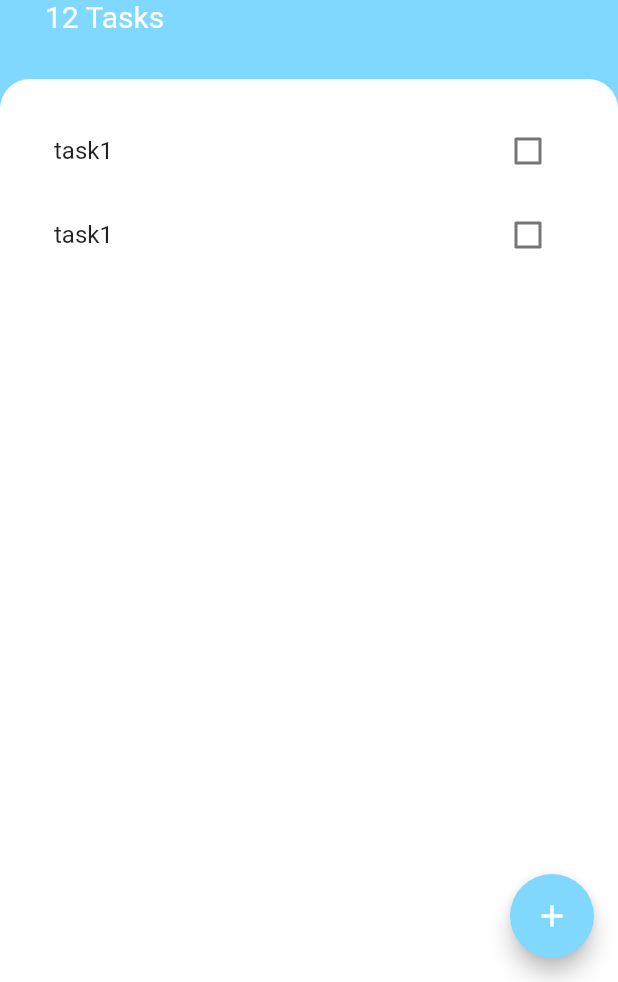
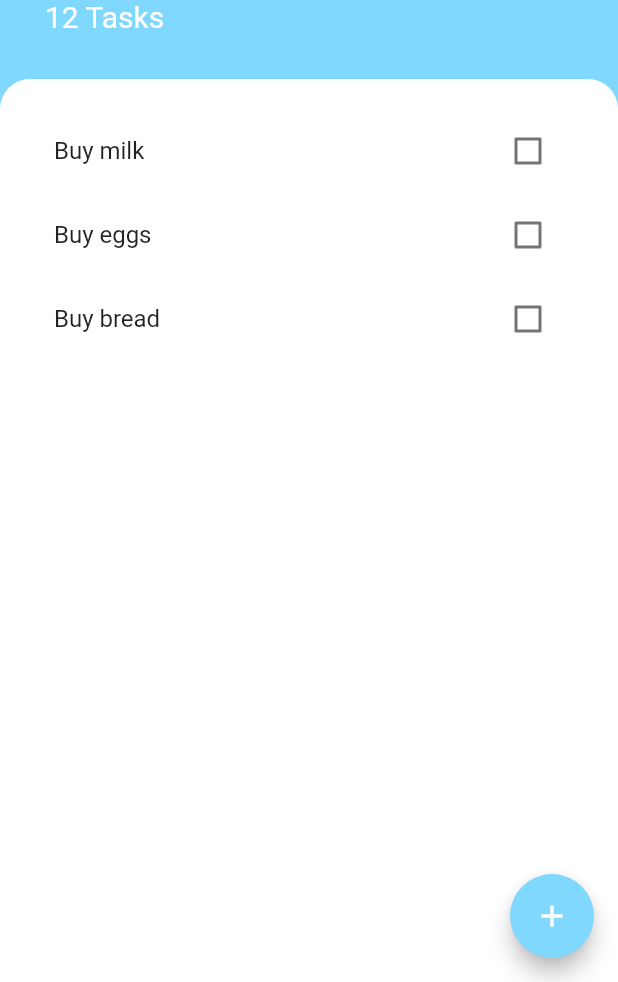
Before and after one commit to ganesh7262/flutter, a Flutter app: the screen it shows after launch, on a phone screen of 412 x 824 dp, the part 254-1236 px from its top. Run offline on Flutter 3.47's test engine with Material 2 defaults, Android fonts, the phone set to English and light mode, and no system bars; our stand-ins replace animated_text_kit, audioplayers, cloud_firestore, firebase_auth, firebase_core, flutter_spinkit and 3 more; accounts and stored records are empty.

```diff
--- a/Flutter-dev/todoey/lib/Widgets/task_list.dart
+++ b/Flutter-dev/todoey/lib/Widgets/task_list.dart
@@ -1,5 +1,14 @@
 import 'package:flutter/material.dart';
 import 'task_tile.dart';
+
+class Task {
+  bool isDone = false;
+  String taskName;
+  Task({required this.taskName, this.isDone = false});
+  void toggleDone() {
+    isDone = !isDone;
+  }
+}
 
 class TaskList extends StatefulWidget {
   const TaskList({super.key});
@@ -9,13 +18,26 @@ class TaskList extends StatefulWidget {
 }
 
 class TaskListState extends State<TaskList> {
+  List<Task> Tasks = [
+    Task(taskName: "Buy milk"),
+    Task(taskName: "Buy eggs"),
+    Task(taskName: "Buy bread"),
+  ];
   @override
   Widget build(BuildContext context) {
-    return ListView(
-      children: [
-        TaskTile(isChecked: false, onChange: (ischecked) {}),
-        TaskTile(isChecked: false, onChange: (ischecked) {}),
-      ],
+    return ListView.builder(
+      itemBuilder: (context, index) {
+        return TaskTile(
+          isChecked: Tasks[index].isDone,
+          taskName: Tasks[index].taskName,
+          checkBoxCallBack: (checkBoxState) {
+            setState(() {
+              Tasks[index].toggleDone();
+            });
+          },
+        );
+      },
+      itemCount: Tasks.length,
     );
   }
 }
--- a/Flutter-dev/todoey/lib/Widgets/task_tile.dart
+++ b/Flutter-dev/todoey/lib/Widgets/task_tile.dart
@@ -1,17 +1,27 @@
 import 'package:flutter/material.dart';
+import 'package:flutter/scheduler.dart';
 
 class TaskTile extends StatelessWidget {
-  TaskTile({required this.isChecked, required this.onChange});
-  bool isChecked;
-  Function(bool?) onChange;
+  final bool isChecked;
+  final String taskName;
+  Function(bool?) checkBoxCallBack;
+  TaskTile(
+      {required this.isChecked,
+      required this.taskName,
+      required this.checkBoxCallBack});
 
   @override
   Widget build(BuildContext context) {
     return ListTile(
-      title: Text('task1'),
+      title: Text(
+        taskName,
+        style: TextStyle(
+            decoration: isChecked ? TextDecoration.lineThrough : null),
+      ),
       trailing: Checkbox(
-        value: false,
-        onChanged: onChange,
+        activeColor: Colors.lightBlueAccent.shade100,
+        value: isChecked,
+        onChanged: checkBoxCallBack,
       ),
     );
   }
--- a/Flutter-dev/todoey/lib/screens/add_task_screen.dart
+++ b/Flutter-dev/todoey/lib/screens/add_task_screen.dart
@@ -12,7 +12,7 @@ class AddTaskScreen extends StatelessWidget {
         crossAxisAlignment: CrossAxisAlignment.stretch,
         children: [
           const Padding(
-            padding: EdgeInsets.only(top: 30.0),
+            padding: EdgeInsets.only(top: 10.0),
             child: Text(
               'Add Task',
               textAlign: TextAlign.center,
--- a/Flutter-dev/todoey/lib/screens/task_screen.dart
+++ b/Flutter-dev/todoey/lib/screens/task_screen.dart
@@ -14,17 +14,11 @@ class TaskScreen extends StatelessWidget {
       floatingActionButton: FloatingActionButton(
         onPressed: () {
           showModalBottomSheet(
-              isScrollControlled: true,
               shape: const RoundedRectangleBorder(
                 borderRadius: BorderRadius.vertical(top: Radius.circular(25.0)),
               ),
               context: context,
-              builder: (context) => SingleChildScrollView(
-                      child: Container(
-                    padding: EdgeInsets.only(
-                        bottom: MediaQuery.of(context).viewInsets.bottom),
-                    child: AddTaskScreen(),
-                  )));
+              builder: (context) => AddTaskScreen());
         },
         backgroundColor: Colors.lightBlueAccent.shade100,
         child: const Icon(Icons.add),
@@ -75,8 +69,8 @@ class TaskScreen extends StatelessWidget {
                     topRight: Radius.circular(20),
                   ),
                 ),
-                child: Padding(
-                  padding: const EdgeInsets.symmetric(vertical: 20.0),
+                child: const Padding(
+                  padding: EdgeInsets.symmetric(vertical: 20.0),
                   child: TaskList(),
                 ),
               ),
```
